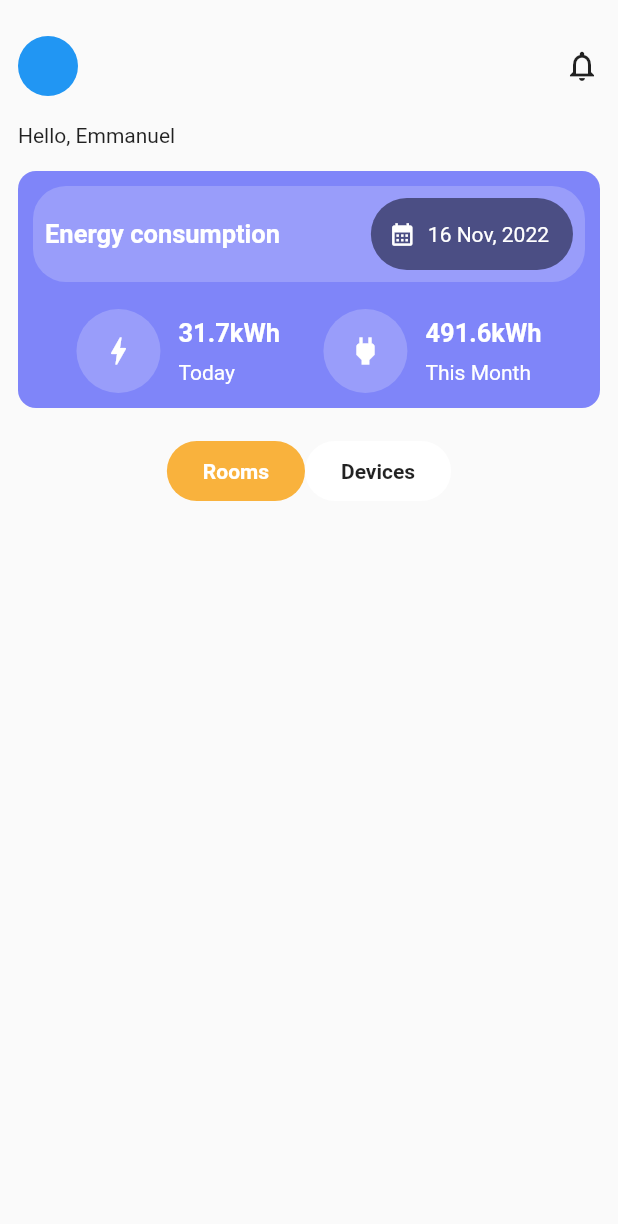
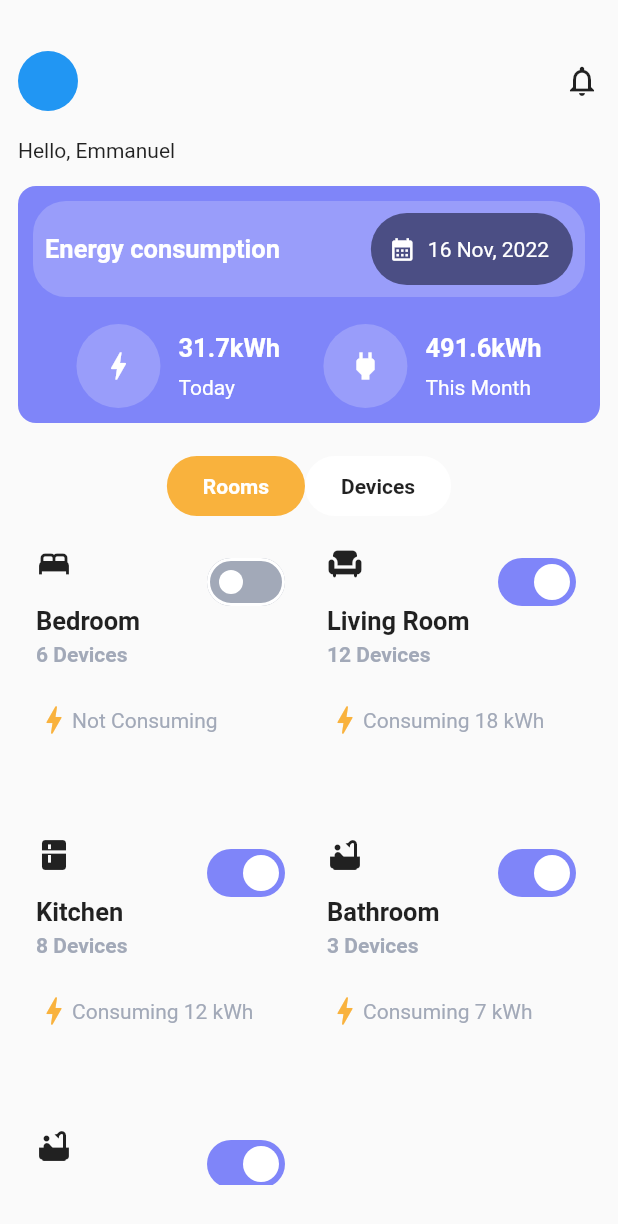
Before and after one commit to Bojan227/smart_home, a Flutter app: the screen it shows after launch, on a phone screen of 412 x 824 dp. Shown: the top 1224 px of the screen. Run offline on Flutter 3.47's test engine with Material 2 defaults, Android fonts, the phone set to English and light mode, and no system bars; our stand-ins replace bloc, equatable, flutter_bloc, get_it, google_fonts; statements that could not run were skipped.

Commit message:
add: rooms_list and room_item widgets

```diff
--- a/lib/data/repositories/smart_home_repo_impl.dart
+++ b/lib/data/repositories/smart_home_repo_impl.dart
@@ -31,6 +31,12 @@ class SmartHomeRepositoryImpl implements SmartHomeRepository {
           deviceCount: 3,
           status: true,
           consumingDescription: 'Consuming 7 kWh',
+          iconData: const IconData(0xe0cf, fontFamily: 'MaterialIcons')),
+      Room(
+          name: 'Bathroom',
+          deviceCount: 3,
+          status: true,
+          consumingDescription: 'Consuming 7 kWh',
           iconData: const IconData(0xe0cf, fontFamily: 'MaterialIcons'))
     ];
 
--- a/lib/domain/usecases/get_rooms_usecase.dart
+++ b/lib/domain/usecases/get_rooms_usecase.dart
@@ -1,10 +1,10 @@
 import 'package:smart_home/domain/entities/room_entity.dart';
 import 'package:smart_home/domain/repositories/smart_home_repository.dart';
 
-class GetRooms {
+class GetRoomsUseCase {
   final SmartHomeRepository smartHomeRepository;
 
-  GetRooms({required this.smartHomeRepository});
+  GetRoomsUseCase({required this.smartHomeRepository});
 
   Future<List<RoomEntity>> getRooms() async {
     return await smartHomeRepository.getRooms();
--- a/lib/main.dart
+++ b/lib/main.dart
@@ -1,10 +1,16 @@
 import 'package:flutter/material.dart';
+import 'package:flutter_bloc/flutter_bloc.dart';
+import 'package:smart_home/core/injector.dart';
+import 'package:smart_home/presentation/blocs/home/rooms/rooms_bloc.dart';
 import 'package:smart_home/presentation/ui/home/home_screen.dart';
 import 'package:smart_home/theme/colour_palette.dart';
 import 'package:smart_home/theme/main_config.dart';
 import 'package:smart_home/theme/text_theme.dart';
 
-void main() {
+Future<void> main() async {
+  WidgetsFlutterBinding.ensureInitialized();
+
+  await setupInjector();
   runApp(const MyApp());
 }
 
@@ -13,6 +19,8 @@ class MyApp extends StatelessWidget {
 
   @override
   Widget build(BuildContext context) {
+    final RoomsBloc roomsBloc = getIt<RoomsBloc>();
+
     return MaterialApp(
       title: 'Smart Home',
       theme: ThemeData.light().copyWith(
@@ -22,7 +30,10 @@ class MyApp extends StatelessWidget {
             CustomTextTheme.textTheme,
             MainConfig.mainConfig
           ]),
-      home: const HomeScreen(),
+      home: BlocProvider(
+        create: (context) => roomsBloc..add(GetRooms()),
+        child: const HomeScreen(),
+      ),
     );
   }
 }
--- a/lib/presentation/ui/home/home_screen.dart
+++ b/lib/presentation/ui/home/home_screen.dart
@@ -2,6 +2,7 @@ import 'package:flutter/material.dart';
 import 'package:flutter_bloc/flutter_bloc.dart';
 import 'package:smart_home/presentation/blocs/home/cubit/tab_cubit.dart';
 import 'package:smart_home/presentation/ui/home/widgets/consumption_card.dart';
+import 'package:smart_home/presentation/ui/home/widgets/rooms_list.dart';
 import 'package:smart_home/presentation/ui/home/widgets/tab_row.dart';
 import 'package:smart_home/theme/main_config.dart';
 import 'package:smart_home/theme/text_theme.dart';
@@ -14,11 +15,10 @@ class HomeScreen extends StatelessWidget {
     final textTheme = Theme.of(context).extension<CustomTextTheme>()!;
     final mainConfig = Theme.of(context).extension<MainConfig>()!;
 
-    return SafeArea(
-      child: Material(
-        child: Container(
+    return Scaffold(
+      body: Container(
         padding: EdgeInsets.symmetric(
-              vertical: 24, horizontal: mainConfig.homeScreenPadding!),
+            vertical: 34, horizontal: mainConfig.homeScreenPadding!),
         child: Column(
           crossAxisAlignment: CrossAxisAlignment.start,
           children: [
@@ -48,9 +48,12 @@ class HomeScreen extends StatelessWidget {
             BlocProvider(
               create: (context) => TabCubit(),
               child: const TabRow(),
-              )
+            ),
+            const SizedBox(
+              height: 8,
+            ),
+            const RoomsList()
           ],
-          ),
         ),
       ),
     );
--- /dev/null
+++ b/lib/presentation/ui/home/widgets/room_item.dart
@@ -0,0 +1,80 @@
+import 'package:flutter/material.dart';
+import 'package:smart_home/domain/entities/room_entity.dart';
+import 'package:smart_home/theme/colour_palette.dart';
+import 'package:smart_home/theme/main_config.dart';
+import 'package:smart_home/theme/text_theme.dart';
+
+class RoomItem extends StatelessWidget {
+  const RoomItem({super.key, required this.roomEntity});
+
+  final RoomEntity roomEntity;
+
+  @override
+  Widget build(BuildContext context) {
+    final colourPalette = Theme.of(context).extension<ColourPalette>()!;
+    final textTheme = Theme.of(context).extension<CustomTextTheme>()!;
+    final mainConfig = Theme.of(context).extension<MainConfig>()!;
+
+    return Container(
+      padding: EdgeInsets.all(mainConfig.roomCardPadding!),
+      decoration: BoxDecoration(borderRadius: BorderRadius.circular(8)),
+      child: Column(
+        children: [
+          Row(
+            crossAxisAlignment: CrossAxisAlignment.start,
+            children: [
+              Expanded(
+                child: Column(
+                  crossAxisAlignment: CrossAxisAlignment.start,
+                  children: [
+                    roomEntity.icon,
+                    const SizedBox(
+                      height: 16,
+                    ),
+                    Text(
+                      roomEntity.name,
+                      style: textTheme.bodyLarge,
+                    ),
+                    const SizedBox(
+                      height: 4,
+                    ),
+                    Text(
+                      "${roomEntity.deviceCount} Devices",
+                      style: textTheme.labelMedium
+                          ?.copyWith(color: colourPalette.spunPearl),
+                    ),
+                  ],
+                ),
+              ),
+              Switch.adaptive(
+                value: roomEntity.status,
+                onChanged: (value) {},
+                activeColor: colourPalette.white,
+                activeTrackColor: colourPalette.blue,
+                inactiveTrackColor: colourPalette.spunPearl,
+                inactiveThumbColor: colourPalette.white,
+              )
+            ],
+          ),
+          const SizedBox(
+            height: 24,
+          ),
+          Row(
+            mainAxisAlignment: MainAxisAlignment.start,
+            children: [
+              Icon(
+                Icons.bolt,
+                color: colourPalette.orange,
+              ),
+              Text(
+                roomEntity.consumingDescription,
+                style: textTheme.bodyMedium
+                    ?.copyWith(color: colourPalette.spunPearl),
+              )
+            ],
+          )
+        ],
+      ),
+    );
+  }
+}
--- /dev/null
+++ b/lib/presentation/ui/home/widgets/rooms_list.dart
@@ -0,0 +1,36 @@
+import 'package:flutter/material.dart';
+import 'package:flutter_bloc/flutter_bloc.dart';
+import 'package:smart_home/presentation/blocs/home/rooms/rooms_bloc.dart';
+import 'package:smart_home/presentation/ui/home/widgets/room_item.dart';
+
+class RoomsList extends StatelessWidget {
+  const RoomsList({super.key});
+
+  @override
+  Widget build(BuildContext context) {
+    return BlocBuilder<RoomsBloc, RoomsState>(
+      builder: (context, state) {
+        if (state is RoomsLoading) {
+          const Center(
+            child: CircularProgressIndicator(),
+          );
+        }
+
+        if (state is RoomsLoaded) {
+          return Expanded(
+            child: GridView(
+              gridDelegate: const SliverGridDelegateWithFixedCrossAxisCount(
+                crossAxisCount: 2,
+              ),
+              children: state.rooms
+                  .map((room) => RoomItem(roomEntity: room))
+                  .toList(),
+            ),
+          );
+        }
+
+        return Container();
+      },
+    );
+  }
+}
```
Lines whose indentation alone changed are shown as unchanged.
